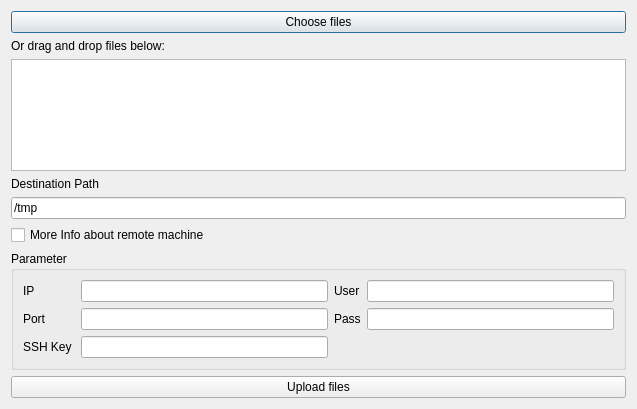
The window that hub/forms/DlgTransferFile.ui (subutai-io/control-center) describes before a commit, drawn with Qt 5.
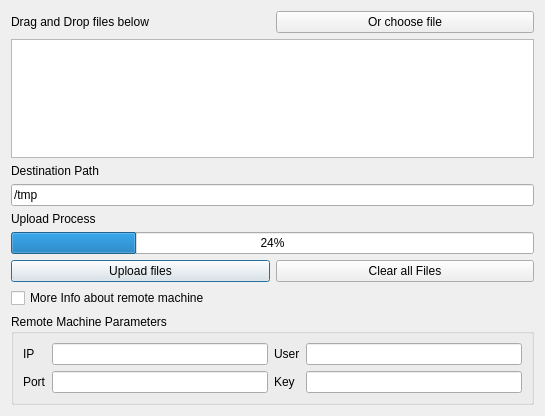
The same window after the commit. Custom widgets are drawn as their Qt base class.

Patch:
```diff
--- a/hub/forms/DlgTransferFile.ui
+++ b/hub/forms/DlgTransferFile.ui
@@ -6,18 +6,39 @@
    <rect>
     <x>0</x>
     <y>0</y>
-    <width>637</width>
-    <height>409</height>
+    <width>545</width>
+    <height>416</height>
    </rect>
   </property>
   <property name="windowTitle">
    <string>Dialog</string>
   </property>
   <layout class="QGridLayout" name="gridLayout">
-   <item row="1" column="0">
+   <item row="0" column="0">
     <widget class="QLabel" name="label">
      <property name="text">
-      <string>Or drag and drop files below:</string>
+      <string>Drag and Drop files below</string>
+     </property>
+    </widget>
+   </item>
+   <item row="7" column="0">
+    <widget class="QPushButton" name="btn_upload_files">
+     <property name="text">
+      <string>Upload files</string>
+     </property>
+    </widget>
+   </item>
+   <item row="5" column="0">
+    <widget class="QLabel" name="label_6">
+     <property name="text">
+      <string>Upload Process</string>
+     </property>
+    </widget>
+   </item>
+   <item row="4" column="0" colspan="2">
+    <widget class="QLineEdit" name="remote_destination">
+     <property name="text">
+      <string>/tmp</string>
      </property>
     </widget>
    </item>
@@ -31,20 +52,13 @@
      </property>
     </widget>
    </item>
-   <item row="3" column="0">
-    <widget class="CustomListWidget" name="listWidget"/>
+   <item row="1" column="0" colspan="2">
+    <widget class="QTableWidget" name="tableWidget"/>
    </item>
-   <item row="0" column="0">
-    <widget class="QPushButton" name="btn_choose_files">
-     <property name="text">
-      <string>Choose files</string>
-     </property>
-    </widget>
-   </item>
-   <item row="9" column="0">
+   <item row="9" column="0" colspan="2">
     <widget class="QGroupBox" name="groupBox">
      <property name="title">
-      <string>Parameter</string>
+      <string>Remote Machine Parameters</string>
      </property>
      <layout class="QGridLayout" name="gridLayout_2">
       <item row="0" column="0">
@@ -77,59 +91,49 @@
       <item row="0" column="3">
        <widget class="QLineEdit" name="remote_user"/>
       </item>
-      <item row="1" column="2">
-       <widget class="QLabel" name="label_6">
-        <property name="text">
-         <string>Pass</string>
-        </property>
-       </widget>
-      </item>
       <item row="1" column="3">
-       <widget class="QLineEdit" name="remote_pass"/>
-      </item>
-      <item row="2" column="1">
        <widget class="QLineEdit" name="remote_ssh_key_path"/>
       </item>
-      <item row="2" column="0">
+      <item row="1" column="2">
        <widget class="QLabel" name="label_7">
         <property name="text">
-         <string>SSH Key </string>
+         <string>Key </string>
         </property>
        </widget>
       </item>
      </layout>
     </widget>
    </item>
-   <item row="6" column="0">
-    <widget class="QLineEdit" name="remote_destination">
-     <property name="text">
-      <string>/tmp</string>
+   <item row="6" column="0" colspan="2">
+    <widget class="QProgressBar" name="progressBar">
+     <property name="value">
+      <number>24</number>
      </property>
     </widget>
    </item>
-   <item row="5" column="0">
+   <item row="3" column="0">
     <widget class="QLabel" name="label_2">
      <property name="text">
       <string>Destination Path</string>
      </property>
     </widget>
    </item>
-   <item row="10" column="0">
-    <widget class="QPushButton" name="btn_upload_files">
+   <item row="7" column="1">
+    <widget class="QPushButton" name="btn_clear">
      <property name="text">
-      <string>Upload files</string>
+      <string>Clear all Files</string>
+     </property>
+    </widget>
+   </item>
+   <item row="0" column="1">
+    <widget class="QPushButton" name="btn_choose_files">
+     <property name="text">
+      <string>Or choose file</string>
      </property>
     </widget>
    </item>
   </layout>
  </widget>
- <customwidgets>
-  <customwidget>
-   <class>CustomListWidget</class>
-   <extends>QListWidget</extends>
-   <header location="global">DlgTransferFile.h</header>
-  </customwidget>
- </customwidgets>
  <resources/>
  <connections/>
 </ui>
```
Left out of the diff: 2 changed lines with no effect on the pictures.
